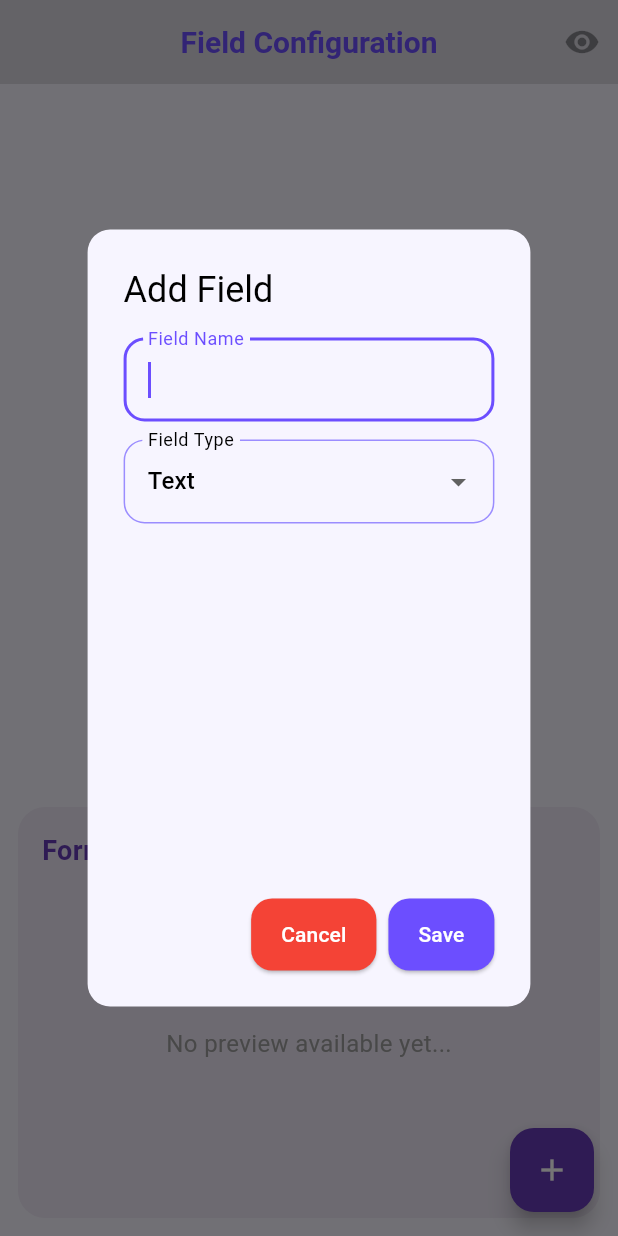
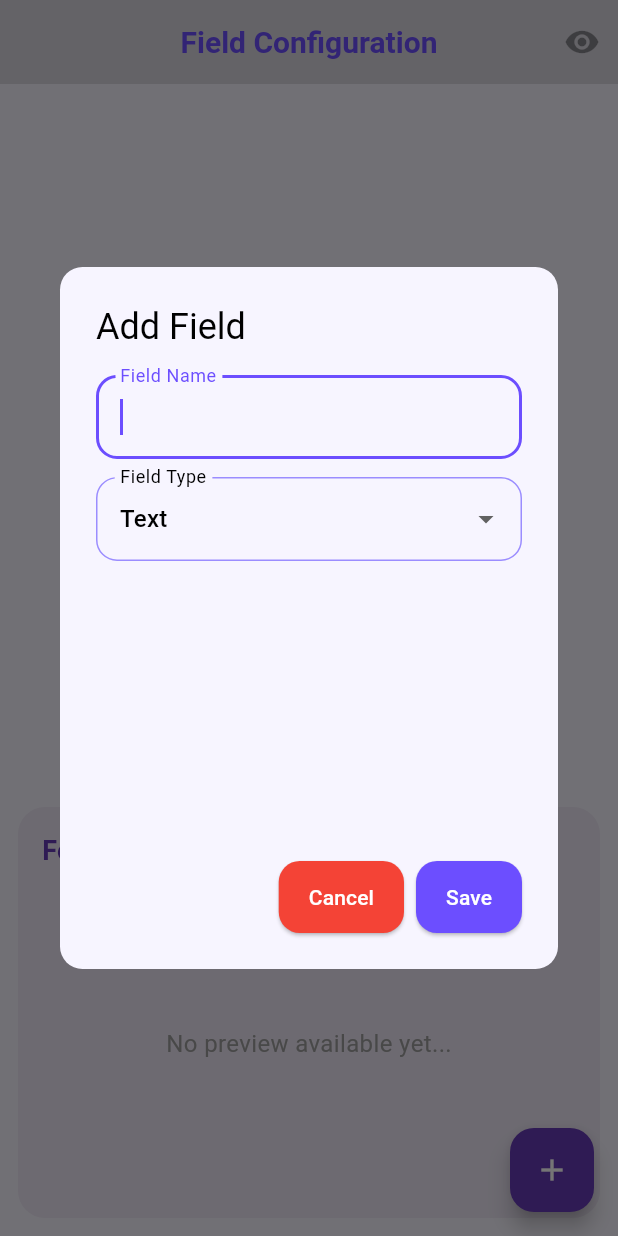
Before and after one commit to HazemHamdy7/Dynamic-Form, a Flutter app: the screen it shows after launch, after a tap on the "add" icon, on a phone screen of 412 x 824 dp. Run offline on Flutter 3.47's test engine with Material 3 defaults, Android fonts, the phone set to English and light mode, and no system bars; our stand-ins replace flutter_bloc, get_it, hive, hive_flutter; accounts and stored records are empty.

Commit message:
Update UI dimensions and add constants for better code organization

```diff
--- /dev/null
+++ b/lib/core/shared/app_constant.dart
@@ -0,0 +1,3 @@
+class AppConstant {
+  static const String fieldsBox = "fields";
+}
--- a/lib/main.dart
+++ b/lib/main.dart
@@ -1,4 +1,5 @@
 import 'package:dynamic_form/core/di/service_locator.dart';
+import 'package:dynamic_form/core/shared/app_constant.dart';
 import 'package:dynamic_form/core/theme/app_theme.dart';
 import 'package:dynamic_form/data/repository/form_repository.dart';
 import 'package:dynamic_form/presentation/cubit/form_cubit.dart';
@@ -11,7 +12,7 @@ void main() async {
   WidgetsFlutterBinding.ensureInitialized();
 
   await Hive.initFlutter();
-  await Hive.openBox('fields');
+  await Hive.openBox(AppConstant.fieldsBox);
   initServiceLocator();
 
   runApp(MyApp());
--- a/lib/presentation/screens/add_field_dialog.dart
+++ b/lib/presentation/screens/add_field_dialog.dart
@@ -63,7 +63,7 @@ class _AddFieldDialogState extends State<AddFieldDialog> {
 
   @override
   Widget build(BuildContext context) {
-    final maxDialogWidth = MediaQuery.of(context).size.width * 0.6;
+    final maxDialogWidth = MediaQuery.of(context).size.width * 0.9;
 
     return AlertDialog(
       shape: RoundedRectangleBorder(borderRadius: BorderRadius.circular(15)),
@@ -71,7 +71,7 @@ class _AddFieldDialogState extends State<AddFieldDialog> {
       title: Text(widget.editField == null ? "Add Field" : "Edit Field"),
       content: SizedBox(
         width: maxDialogWidth,
-        height: 350,
+        height: 300,
         child: SingleChildScrollView(
           child: Column(
             children: [
@@ -96,7 +96,7 @@ class _AddFieldDialogState extends State<AddFieldDialog> {
 
               if (selectedType != FieldType.text)
                 SizedBox(
-                  height: 200,
+                  height: 150,
                   child: OptionsListBuilder(
                     options: optionControllers,
                     onAddOption: addOption,
--- a/lib/presentation/widgets/dialog/options_list_builder.dart
+++ b/lib/presentation/widgets/dialog/options_list_builder.dart
@@ -21,7 +21,9 @@ class OptionsListBuilder extends StatelessWidget {
           child: ListView.builder(
             itemCount: options.length,
             itemBuilder: (context, index) {
-              return TextField(
+              return Padding(
+                padding: const EdgeInsets.only(bottom: 10),
+                child: TextField(
                   controller: options[index],
                   decoration: InputDecoration(
                     labelText: "Option ${index + 1}",
@@ -30,12 +32,12 @@ class OptionsListBuilder extends StatelessWidget {
                       onPressed: () => onRemove(index),
                     ),
                   ),
+                ),
               );
             },
           ),
         ),
 
-        SizedBox(height: 16),
         TextButton(
           style: ButtonStyle(
             backgroundColor: WidgetStateProperty.all(Colors.black45),
```
Also changed, not shown: 1 other file. Lines whose indentation alone changed are shown as unchanged.
